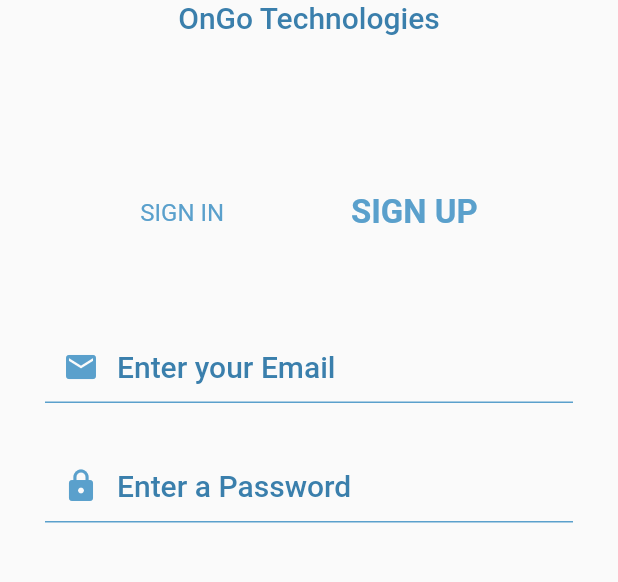
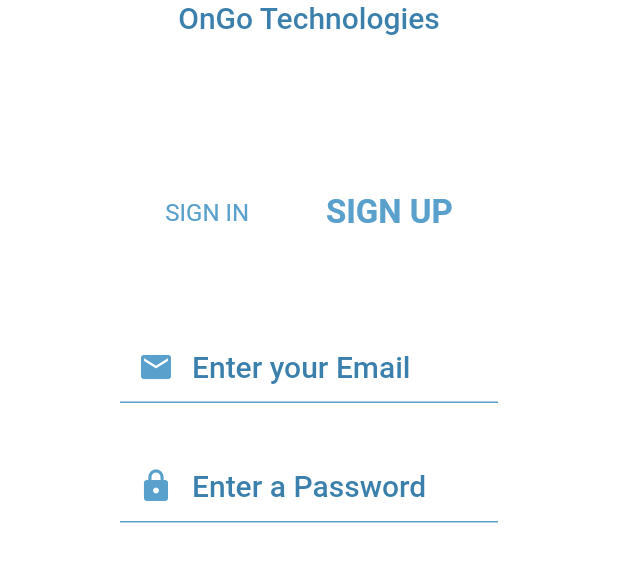
Before and after one commit to LUISURBM/flutter_app, a Flutter app: the LogInPage screen opened directly, after a tap on "SIGN UP", on a phone screen of 412 x 824 dp, the part 105-687 px from its top. Run offline on Flutter 3.47's test engine with Material 2 defaults, Android fonts, the phone set to English and light mode, and no system bars; our stand-ins replace bloc, equatable, flutter_bloc, flutter_screenutil, get_it, mvc_pattern and 1 more; missing offline and left inert: flutter_facebook_login.

Commit message:
Screens to views

```diff
--- a/lib/constants/route_names.dart
+++ b/lib/constants/route_names.dart
@@ -1,4 +1,6 @@
 const String LoginViewRoute = "LoginView";
 const String SignUpViewRoute = "SignUp";
 const String HomeViewRoute = "HomeView";
+const String ProfileViewRoute = "ProfileView";
+const String ProfileUpdateRoute = "ProfileUpdate";
 // Generate the views here
--- a/lib/services/authentication_service.dart
+++ b/lib/services/authentication_service.dart
@@ -1,5 +1,5 @@
 import 'package:flutter/foundation.dart';
-import 'package:flutter_app/Screens/login_page.dart';
+import 'package:flutter_app/ui/views/login_page.dart';
 import 'package:flutter_app/auth0.dart';
 
 final String clientId = 'cBY3NoyadShF1Uj5tCur8o7dNz6EkBhr';
--- a/lib/Screens/login_page.dart
+++ b/lib/ui/views/login_page.dart
@@ -1,20 +1,22 @@
 import 'dart:async';
 import 'dart:convert';
-import 'package:flutter_app/Screens/home_page.dart';
+import 'package:flutter_app/ui/views/home_page.dart';
 import 'package:flutter_app/constants/route_names.dart';
 import 'package:flutter_app/locator.dart';
 import 'package:flutter_app/services/navigation_service.dart';
 import 'package:flutter_app/themes/elab-themes.dart';
+import 'package:flutter_app/viewmodels/login_view_model.dart';
 import 'package:http/http.dart' as http;
 import 'package:flutter/material.dart';
 import 'package:flutter/services.dart';
 import 'package:flutter_app/CustomIcons.dart';
-import 'package:flutter_app/Screens/profile.dart';
+import 'package:flutter_app/viewmodels/profile_update.dart';
 import 'package:flutter_app/Widgets/SocialIcons.dart';
 import 'package:flutter_app/auth0.dart';
 import 'package:flutter_facebook_login/flutter_facebook_login.dart';
 import 'package:mvc_pattern/mvc_pattern.dart';
 import 'package:flutter_screenutil/flutter_screenutil.dart';
+import 'package:provider_architecture/viewmodel_provider.dart';
 
 bool _signUpActive = false;
 bool _signInActive = true;
@@ -83,7 +85,13 @@ class _LogInPageState extends StateMVC<LogInPage> {
     ScreenUtil.instance =
     ScreenUtil(width: 750, height: 1304, allowFontScaling: true)
       ..init(context);
-    return Column(
+    return ViewModelProvider<LoginViewModel>.withConsumer(
+    viewModel: LoginViewModel(),
+    builder: (context, model, child) => Scaffold(
+    backgroundColor: Colors.white,
+    body: Padding(
+    padding: const EdgeInsets.symmetric(horizontal: 50),
+    child: Column(
       children: <Widget>[
         Container(
           child: Padding(
@@ -167,7 +175,7 @@ class _LogInPageState extends StateMVC<LogInPage> {
           height: ScreenUtil.getInstance().setHeight(778),
         ),
       ],
-    );
+    ))));
   }
 
   Widget _showSignIn(context) {
@@ -248,7 +256,7 @@ class _LogInPageState extends StateMVC<LogInPage> {
               ),
               color: Theme.of(context).buttonColor,
               onPressed: () => Controller.tryToLogInUserViaAuth(
-                  this.auth, _emailController, _passwordController),
+                  this.auth, _emailController.text, _passwordController.text),
             ),
           ),
         ),
@@ -290,7 +298,7 @@ class _LogInPageState extends StateMVC<LogInPage> {
               ),
               color: Theme.of(context).buttonColor,
               onPressed: () => Controller.tryToLogInUserViaAuth(
-                  this.auth, _emailController, _passwordController),
+                  this.auth, _emailController.text, _passwordController.text),
             ),
           ),
         ),
@@ -567,6 +575,6 @@ class Model {
   }
 
   static Future _navigateToProfile(post) async {
-    await _navigationService.navigateTo(HomeViewRoute);
+    await _navigationService.navigateTo(ProfileUpdateRoute);
   }
 }
```
Also changed, not shown: lib/main.dart (+13 -4 lines), lib/viewmodels/profile_update.dart (renamed from lib/Screens/profile.dart, +8 -4 lines), lib/viewmodels/profile_view.dart (added, +14 -0 lines), lib/ui/views/home_page.dart (renamed from lib/Screens/home_page.dart), lib/ui/views/preference_page.dart (renamed from lib/Screens/preference_page.dart).
